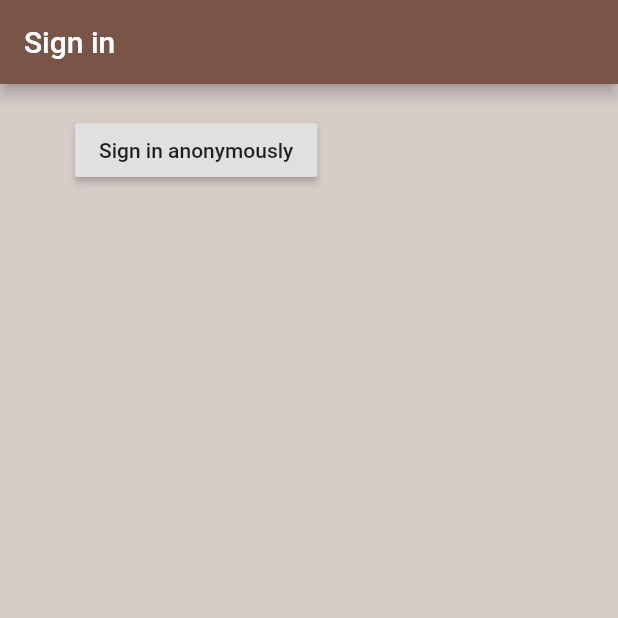
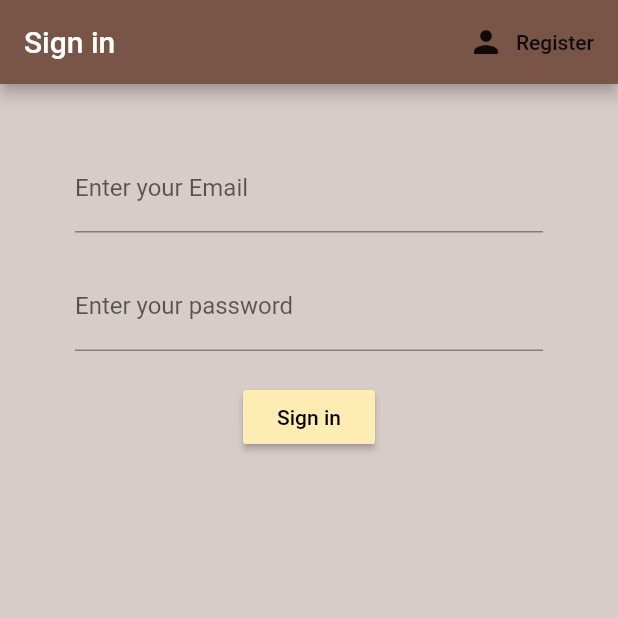
Before and after one commit to nhatduong01/Flutter-App-using-FireBase, a Flutter app: the screen it shows after launch, on a phone screen of 412 x 824 dp, the top half of it. Run offline on Flutter 3.47's test engine with Material 2 defaults, Android fonts, the phone set to English and light mode, and no system bars; our stand-ins replace firebase_auth, firebase_core; accounts and stored records are empty.

Commit message:
Add register by email and password

```diff
--- a/brew_beverage/lib/screens/authentication/authenticate.dart
+++ b/brew_beverage/lib/screens/authentication/authenticate.dart
@@ -1,3 +1,4 @@
+import 'package:brew_beverage/screens/authentication/register.dart';
 import 'package:brew_beverage/screens/authentication/sign_in.dart';
 import 'package:flutter/material.dart';
 
@@ -7,8 +8,16 @@ class XacThuc extends StatefulWidget {
 }
 
 class _XacThucState extends State<XacThuc> {
+  bool showpage = true; // This will decide whether we show the register screen or
+  // sign in screen
+  void togglepage()
+  {
+    setState(() {
+      showpage = !showpage;
+    });
+  }
   @override
   Widget build(BuildContext context) {
-    return Dangnhap();
+    return (showpage ==true) ? Dangnhap(togglePage: togglepage,) : Dangky(togglePage: togglepage,);
   }
 }
--- a/brew_beverage/lib/screens/authentication/sign_in.dart
+++ b/brew_beverage/lib/screens/authentication/sign_in.dart
@@ -1,7 +1,13 @@
 import 'package:brew_beverage/services/auth.dart';
+import 'package:flutter/cupertino.dart';
 import 'package:flutter/material.dart';
 
 class Dangnhap extends StatefulWidget {
+  // We create it in a widget itself not the state object
+  // because it is a constructor for a widget
+  // We're passing the value into the widget itself not the state object
+  final Function togglePage;
+  Dangnhap({this.togglePage});
   @override
   _DangnhapState createState() => _DangnhapState();
 }
@@ -9,6 +15,12 @@ class Dangnhap extends StatefulWidget {
 class _DangnhapState extends State<Dangnhap> {
   //Create an instance of object Dichvuxacthuc to interact with
   final DichvuXacThuc _nguoidunghientai = DichvuXacThuc();
+  //Text field state
+  String email = '';
+  String matkhau = '';
+  String error = '';
+  //define the key to check the input before send request to Firebase auth
+  final _fromChiaKhoa = GlobalKey<FormState>();
   @override
   Widget build(BuildContext context) {
     return SafeArea(
@@ -17,23 +29,87 @@ class _DangnhapState extends State<Dangnhap> {
         appBar: AppBar(
           title: Text('Sign in'),
           backgroundColor: Colors.brown,
+          actions: <Widget>[
+            FlatButton.icon(onPressed: (){
+              widget.togglePage();
+            }
+            , icon: Icon(
+                  Icons.person,
+                ),
+                label: Text('Register')
+
+            )
+          ],
         ),
-        body: Padding(
-          padding: const EdgeInsets.symmetric(horizontal: 50, vertical: 20),
-          child: Container(
-            child: RaisedButton(
-              child: Text('Sign in anonymously'),
-              onPressed: () async {
-                // This is an async function because it will perform an async task
-                dynamic ketquadangnhap =
-                    await _nguoidunghientai.dangNhapAnDanh();
-                if (ketquadangnhap == null) {
-                  print('Error Sign in');
-                } else {
-                  print('User haved signed in ');
-                  print(ketquadangnhap.uid);
-                }
-              },
+        body: SingleChildScrollView(
+          child: Padding(
+            padding: const EdgeInsets.symmetric(horizontal: 50, vertical: 20),
+            child: Container(
+              child:Form(
+                key: _fromChiaKhoa,
+                child: Column(
+                  children: <Widget>[
+                    SizedBox(height: 20.0,),
+                    TextFormField(
+                      onChanged: (giatri) // Because we must specify what happen
+                      // when the FormField changes
+                      {
+                        //Every time user does something new in the FormField
+                        //this function is triggered and get us "giatri" within that FormField
+                        setState(() {
+                          email = giatri;
+                        });
+                      },
+                      validator: (giatri)
+                      {
+                        return (giatri.isEmpty)? 'Enter an Email':null;
+                      },
+                      decoration: InputDecoration(
+                        labelText: 'Enter your Email',
+                      ),
+                    ),
+                    SizedBox(height: 20.0,),
+                    TextFormField( // this is used for the password
+                      onChanged: (giatri){
+                        setState(() {
+                          matkhau =giatri;
+                        });
+                      },
+                      obscureText: true,
+                      decoration: InputDecoration(
+                        labelText: 'Enter your password'
+                      ),
+                      validator: (giatri)
+                      {
+                        return (giatri.length<6)? 'Enter a password with more than 6 characters ': null;
+                      },
+                    ),
+                    SizedBox(height: 20.0,),
+                    RaisedButton(
+                      color: Colors.amber[100],
+                      child: Text('Sign in',
+                      style: TextStyle(
+                        color: Colors.black,
+                      ),
+                      ),
+                      onPressed: ()  async  // Because this take time to interact with FireBase
+                      {
+                        if(_fromChiaKhoa.currentState.validate())
+                          {
+                            //dynamic result = await _nguoidunghientai.
+                          }
+                      },
+                    ),
+                    SizedBox(height: 12.0,),
+                    Text(error,
+                    style: TextStyle(
+                      fontSize: 12.0,
+                      color: Colors.red,
+                    ),
+                    )
+                  ],
+                ),
+              )
             ),
           ),
         ),
--- a/brew_beverage/lib/services/auth.dart
+++ b/brew_beverage/lib/services/auth.dart
@@ -1,5 +1,6 @@
 import 'package:brew_beverage/models/user.dart';
 import 'package:firebase_auth/firebase_auth.dart';
+import 'package:flutter/cupertino.dart';
 
 class DichvuXacThuc {
   // We create an instance of FirebaseAuth so that we could sign in, sign out
@@ -33,6 +34,20 @@ class DichvuXacThuc {
 
   // Sign in with Email and password
   // Register with Email and password
+  Future dangNhapvoiEmailvaMatkhau(String email, String password) async
+  {
+    try
+    {
+      UserCredential ketqua = await _xacthuc.createUserWithEmailAndPassword(email: email, password: password);
+      User nguoidung = ketqua.user;
+      return _nguoidungfromUser(nguoidung);
+    }
+    catch(e)
+    {
+      print(e.toString());
+      return null;
+    }
+  }
   // Sign out method
   Future dangXuat() async {
     try {
```
Also changed, not shown: brew_beverage/lib/screens/authentication/register.dart (added, +142 -0 lines).
